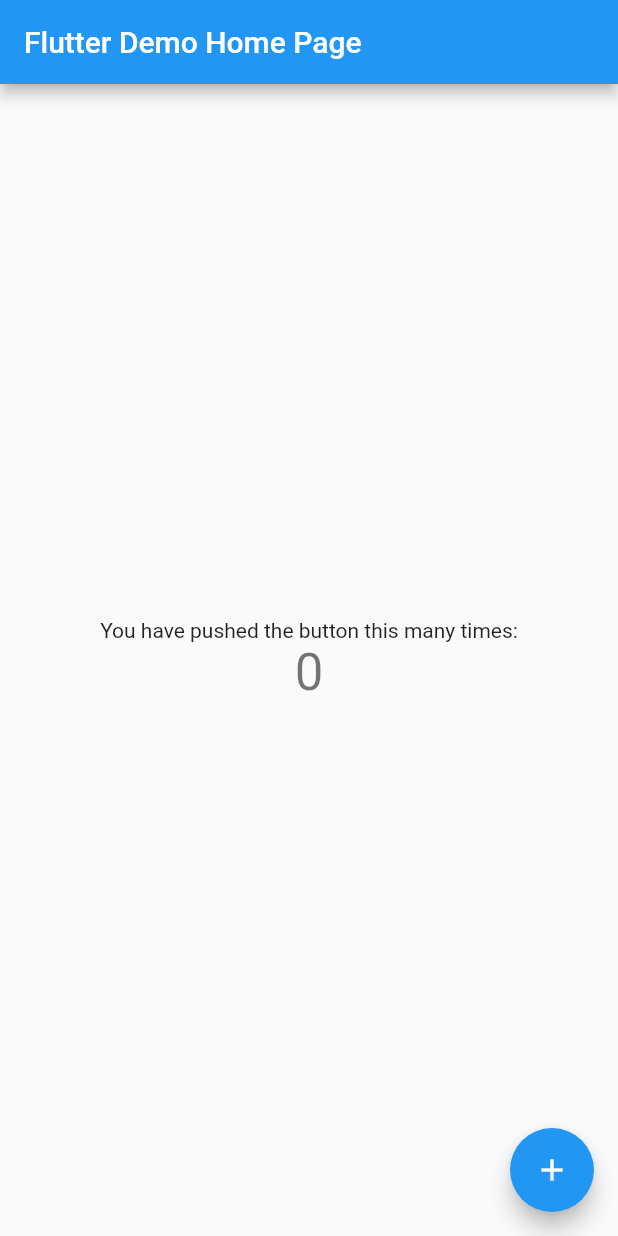
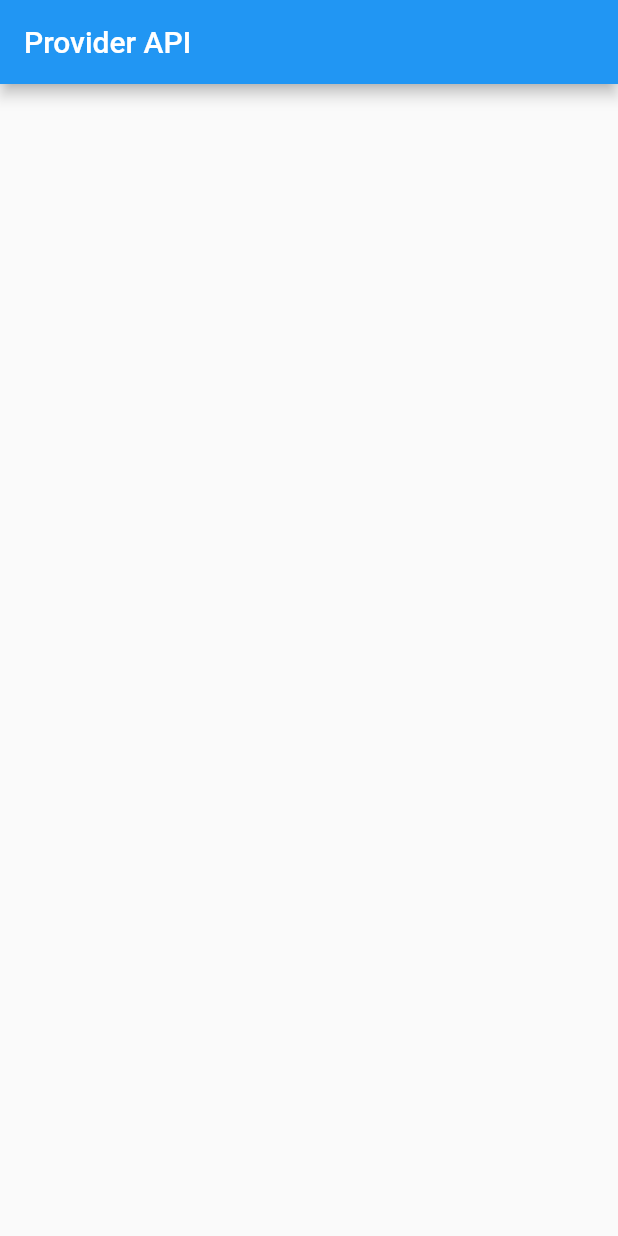
Before and after one commit to Detective-Khalifah/provider_api_call_example, a Flutter app: the screen it shows after launch, on a phone screen of 412 x 824 dp. Run offline on Flutter 3.47's test engine with Material 2 defaults, Android fonts, the phone set to English and light mode, and no system bars.

Commit message:
Add http & provider packages Add ToDo model Add ToDo provider Add HomePage Make network query to get todos from https://jsonplaceholder.typicode.com/todos {todo_service.dart}

```diff
--- a/lib/main.dart
+++ b/lib/main.dart
@@ -1,113 +1,19 @@
 import 'package:flutter/material.dart';
+import 'package:provider_api_call_example/pages/home_page.dart';
 
 void main() {
   runApp(MyApp());
 }
 
 class MyApp extends StatelessWidget {
-  // This widget is the root of your application.
   @override
   Widget build(BuildContext context) {
     return MaterialApp(
       title: 'Flutter Demo',
       theme: ThemeData(
-        // This is the theme of your application.
-        //
-        // Try running your application with "flutter run". You'll see the
-        // application has a blue toolbar. Then, without quitting the app, try
-        // changing the primarySwatch below to Colors.green and then invoke
-        // "hot reload" (press "r" in the console where you ran "flutter run",
-        // or simply save your changes to "hot reload" in a Flutter IDE).
-        // Notice that the counter didn't reset back to zero; the application
-        // is not restarted.
         primarySwatch: Colors.blue,
       ),
-      home: MyHomePage(title: 'Flutter Demo Home Page'),
+      home: HomePage(),
     );
   }
 }
-
-class MyHomePage extends StatefulWidget {
-  MyHomePage({Key? key, required this.title}) : super(key: key);
-
-  // This widget is the home page of your application. It is stateful, meaning
-  // that it has a State object (defined below) that contains fields that affect
-  // how it looks.
-
-  // This class is the configuration for the state. It holds the values (in this
-  // case the title) provided by the parent (in this case the App widget) and
-  // used by the build method of the State. Fields in a Widget subclass are
-  // always marked "final".
-
-  final String title;
-
-  @override
-  _MyHomePageState createState() => _MyHomePageState();
-}
-
-class _MyHomePageState extends State<MyHomePage> {
-  int _counter = 0;
-
-  void _incrementCounter() {
-    setState(() {
-      // This call to setState tells the Flutter framework that something has
-      // changed in this State, which causes it to rerun the build method below
-      // so that the display can reflect the updated values. If we changed
-      // _counter without calling setState(), then the build method would not be
-      // called again, and so nothing would appear to happen.
-      _counter++;
-    });
-  }
-
-  @override
-  Widget build(BuildContext context) {
-    // This method is rerun every time setState is called, for instance as done
-    // by the _incrementCounter method above.
-    //
-    // The Flutter framework has been optimized to make rerunning build methods
-    // fast, so that you can just rebuild anything that needs updating rather
-    // than having to individually change instances of widgets.
-    return Scaffold(
-      appBar: AppBar(
-        // Here we take the value from the MyHomePage object that was created by
-        // the App.build method, and use it to set our appbar title.
-        title: Text(widget.title),
-      ),
-      body: Center(
-        // Center is a layout widget. It takes a single child and positions it
-        // in the middle of the parent.
-        child: Column(
-          // Column is also a layout widget. It takes a list of children and
-          // arranges them vertically. By default, it sizes itself to fit its
-          // children horizontally, and tries to be as tall as its parent.
-          //
-          // Invoke "debug painting" (press "p" in the console, choose the
-          // "Toggle Debug Paint" action from the Flutter Inspector in Android
-          // Studio, or the "Toggle Debug Paint" command in Visual Studio Code)
-          // to see the wireframe for each widget.
-          //
-          // Column has various properties to control how it sizes itself and
-          // how it positions its children. Here we use mainAxisAlignment to
-          // center the children vertically; the main axis here is the vertical
-          // axis because Columns are vertical (the cross axis would be
-          // horizontal).
-          mainAxisAlignment: MainAxisAlignment.center,
-          children: <Widget>[
-            Text(
-              'You have pushed the button this many times:',
-            ),
-            Text(
-              '$_counter',
-              style: Theme.of(context).textTheme.headline4,
-            ),
-          ],
-        ),
-      ),
-      floatingActionButton: FloatingActionButton(
-        onPressed: _incrementCounter,
-        tooltip: 'Increment',
-        child: Icon(Icons.add),
-      ), // This trailing comma makes auto-formatting nicer for build methods.
-    );
-  }
-}
--- /dev/null
+++ b/lib/pages/home_page.dart
@@ -0,0 +1,19 @@
+import 'package:flutter/material.dart';
+
+class HomePage extends StatefulWidget {
+  const HomePage({Key? key}) : super(key: key);
+
+  @override
+  State<HomePage> createState() => _HomePageState();
+}
+
+class _HomePageState extends State<HomePage> {
+  @override
+  Widget build(BuildContext context) {
+    return Scaffold(
+      appBar: AppBar(
+        title: const Text("Provider API"),
+      ),
+    );
+  }
+}
--- a/pubspec.yaml
+++ b/pubspec.yaml
@@ -28,6 +28,8 @@
   # The following adds the Cupertino Icons font to your application.
   # Use with the CupertinoIcons class for iOS style icons.
   cupertino_icons: ^1.0.2
+  provider: ^6.0.5
+  http: ^0.13.3
 
 dev_dependencies:
   flutter_test:
```
Also changed, not shown: lib/model/todo.dart (added, +39 -0 lines), lib/provider/todo_provider.dart (added, +22 -0 lines), lib/services/todo_service.dart (added, +15 -0 lines), pubspec.lock.
